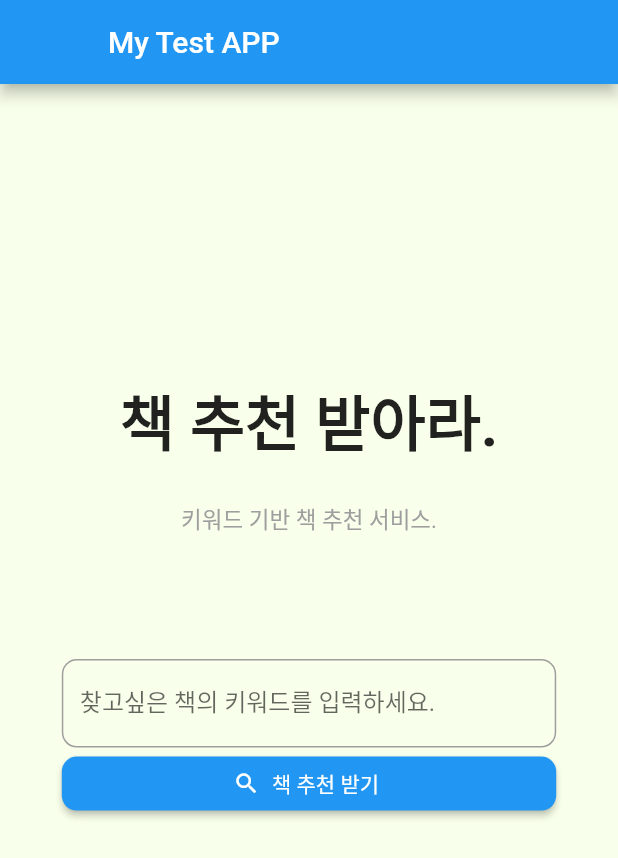
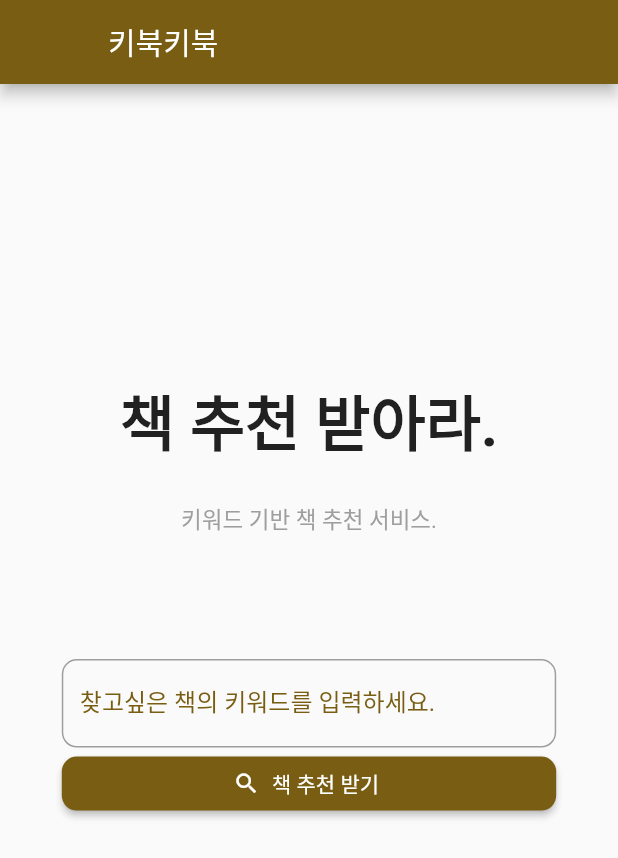
Before and after one commit to bebusl/Industrial-Project, a Flutter app: the KeywordScreen screen opened directly with empty values, after a tap on the "arrow back" icon, on a phone screen of 412 x 824 dp. Shown: the top 858 px of the screen. Run offline on Flutter 3.47's test engine with Material 2 defaults, Android fonts, the phone set to English and light mode, and no system bars; network calls fail.

Commit message:
Design: 전체적인 디자인 수정2

```diff
--- a/flutter-app/lib/screen/screen_detail.dart
+++ b/flutter-app/lib/screen/screen_detail.dart
@@ -44,10 +44,9 @@ class _DetailScreen extends State<DetailScreen> {
 
     return SafeArea(
         child: Scaffold(
-            backgroundColor: const Color.fromRGBO(0xF8, 0xFF, 0xEA, 1),
             appBar: AppBar(
-                title: const Text("My Test APP"),
-                backgroundColor: Colors.blue,
+                title: const Text("키북키북"),
+                backgroundColor: const Color.fromRGBO(0x78, 0x5D, 0x12, 1),
                 leading: Container()),
             body: Center(
                 child: FutureBuilder<Detail>(
@@ -97,7 +96,7 @@ class _DetailScreen extends State<DetailScreen> {
                     MaterialPageRoute(builder: (context) => HomeScreen()));
               },
               child: const Icon(Icons.arrow_back),
-              backgroundColor: Colors.blue,
+              backgroundColor: const Color.fromRGBO(0x78, 0x5D, 0x12, 1),
             )));
   }
 }
--- a/flutter-app/lib/screen/screen_home.dart
+++ b/flutter-app/lib/screen/screen_home.dart
@@ -42,10 +42,9 @@ class _HomeScreenState extends State<HomeScreen> {
         onWillPop: _onWillPop,
         child: SafeArea(
             child: Scaffold(
-          backgroundColor: const Color.fromRGBO(0xF8, 0xFF, 0xEA, 1),
           appBar: AppBar(
-              title: const Text("My Test APP"),
-              backgroundColor: Colors.blue,
+              title: const Text("키북키북"),
+              backgroundColor: const Color.fromRGBO(0x78, 0x5D, 0x12, 1),
               leading: Container()),
           body: Center(
               child: Column(
@@ -69,6 +68,9 @@ class _HomeScreenState extends State<HomeScreen> {
                 SizedBox(
                   width: width * 0.8,
                   child: TextField(
+                    cursorColor: const Color.fromRGBO(0x78, 0x5D, 0x12, 1),
+                    style: const TextStyle(
+                        color: Color.fromRGBO(0x78, 0x5D, 0x12, 1)),
                     onChanged: (text) {
                       setState(() {
                         searchKeyword = text;
@@ -81,11 +83,13 @@ class _HomeScreenState extends State<HomeScreen> {
                         ),
                         focusedBorder: OutlineInputBorder(
                           borderRadius: BorderRadius.all(Radius.circular(10.0)),
-                        borderSide: BorderSide(color: Colors.blue),
+                          borderSide: BorderSide(
+                              color: Color.fromRGBO(0x78, 0x5D, 0x12, 1)),
                         ),
                         border: OutlineInputBorder(),
                         labelText: '찾고싶은 책의 키워드를 입력하세요.',
-                    ),
+                        labelStyle: TextStyle(
+                            color: Color.fromRGBO(0x78, 0x5D, 0x12, 1))),
                   ),
                 ),
                 SizedBox(
@@ -96,8 +100,12 @@ class _HomeScreenState extends State<HomeScreen> {
                               MaterialStateProperty.all<RoundedRectangleBorder>(
                                   RoundedRectangleBorder(
                             borderRadius: BorderRadius.circular(10.0),
+                            //side: BorderSide(color: Colors.red) // border line color
                           )),
-                      ),
+                          backgroundColor:
+                              MaterialStateProperty.resolveWith((states) {
+                            return const Color.fromRGBO(0x78, 0x5D, 0x12, 1);
+                          })),
                       onPressed: () {
                         Navigator.push(
                             context,
--- a/flutter-app/lib/screen/screen_keyword.dart
+++ b/flutter-app/lib/screen/screen_keyword.dart
@@ -56,10 +56,9 @@ class _KeywordScreen extends State<KeywordScreen> {
         },
         child: SafeArea(
             child: Scaffold(
-                backgroundColor: const Color.fromRGBO(0xF8, 0xFF, 0xEA, 1),
                 appBar: AppBar(
-                    title: const Text("My Test APP"),
-                    backgroundColor: Colors.blue,
+                    title: const Text("키북키북"),
+                    backgroundColor: const Color.fromRGBO(0x78, 0x5D, 0x12, 1),
                     leading: Container()),
                 body: Center(
                     child: FutureBuilder<Keyword>(
@@ -90,7 +89,8 @@ class _KeywordScreen extends State<KeywordScreen> {
                                         style: ButtonStyle(backgroundColor:
                                             MaterialStateProperty.resolveWith(
                                                 (states) {
-                                          return Colors.blue;
+                                          return const Color.fromRGBO(
+                                              0x78, 0x5D, 0x12, 1);
                                         })),
                                         onPressed: () {
                                           setState(() {
@@ -168,13 +168,21 @@ class _KeywordScreen extends State<KeywordScreen> {
                                     },
                                     child: const Text(
                                       "초기화",
-                                      style: TextStyle(color: Colors.blue),
+                                      style: TextStyle(
+                                          color: Color.fromRGBO(
+                                              0x78, 0x5D, 0x12, 1)),
                                     )),
                               ),
                               const Padding(padding: EdgeInsets.all(10)),
                               SizedBox(
                                   width: width * 0.35,
                                   child: ElevatedButton(
+                                      style: ButtonStyle(backgroundColor:
+                                          MaterialStateProperty.resolveWith(
+                                              (states) {
+                                        return const Color.fromRGBO(
+                                            0x78, 0x5D, 0x12, 1);
+                                      })),
                                       onPressed: () {
                                         List<String> keywords_ = [];
                                         for (int i = 0;
@@ -200,7 +208,7 @@ class _KeywordScreen extends State<KeywordScreen> {
                     }
 
                     return const CircularProgressIndicator(
-                      color: Colors.blue,
+                      color: Color.fromRGBO(0x78, 0x5D, 0x12, 1),
                     );
                   },
                 )),
@@ -210,7 +218,7 @@ class _KeywordScreen extends State<KeywordScreen> {
                         MaterialPageRoute(builder: (context) => HomeScreen()));
                   },
                   child: const Icon(Icons.arrow_back),
-                  backgroundColor: Colors.blue,
+                  backgroundColor: const Color.fromRGBO(0x78, 0x5D, 0x12, 1),
                 ))));
   }
 }
```
Also changed, not shown: flutter-app/lib/screen/screen_product.dart (+4 -5 lines). Lines whose indentation alone changed are shown as unchanged.
